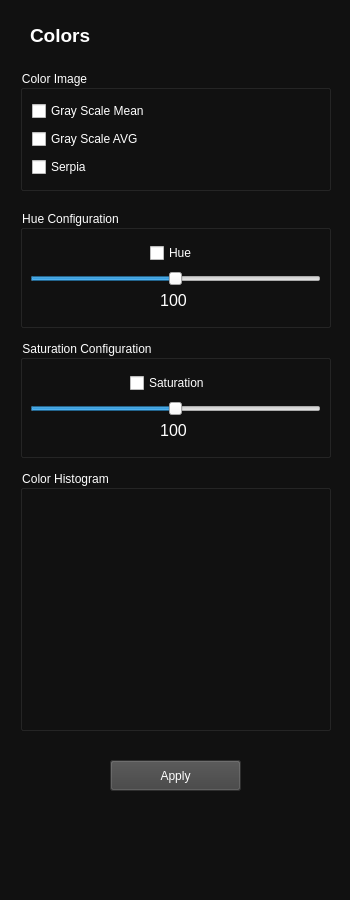
First picture: the form in gui/pages/sections.ui, repository gabriel-camurca/processamento-de-imagens, before the edit.
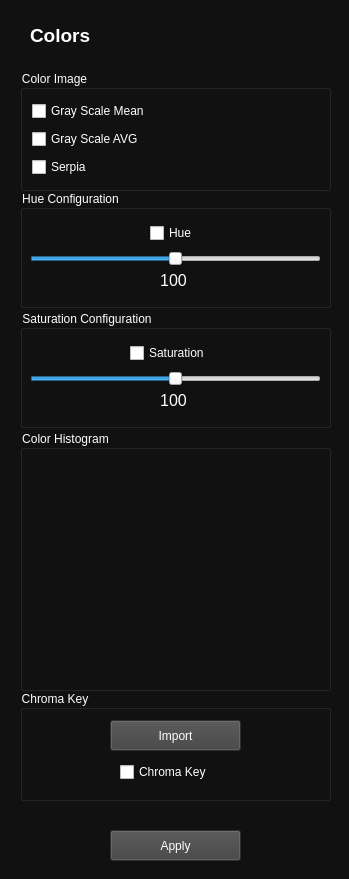
Second picture: the form after the edit. The open tabs and pages were chosen to show the change.

The edit to the form file:
```diff
--- a/gui/pages/sections.ui
+++ b/gui/pages/sections.ui
@@ -6,8 +6,8 @@
    <rect>
     <x>0</x>
     <y>0</y>
-    <width>350</width>
-    <height>900</height>
+    <width>349</width>
+    <height>879</height>
    </rect>
   </property>
   <property name="windowTitle">
@@ -1226,7 +1226,7 @@
     <property name="geometry">
      <rect>
       <x>20</x>
-      <y>210</y>
+      <y>190</y>
       <width>311</width>
       <height>118</height>
      </rect>
@@ -1304,7 +1304,7 @@
     <property name="geometry">
      <rect>
       <x>20</x>
-      <y>340</y>
+      <y>310</y>
       <width>311</width>
       <height>118</height>
      </rect>
@@ -1382,7 +1382,7 @@
     <property name="geometry">
      <rect>
       <x>20</x>
-      <y>470</y>
+      <y>430</y>
       <width>311</width>
       <height>261</height>
      </rect>
@@ -1412,7 +1412,7 @@
     <property name="geometry">
      <rect>
       <x>110</x>
-      <y>760</y>
+      <y>830</y>
       <width>131</width>
       <height>31</height>
      </rect>
@@ -1425,6 +1425,57 @@
      <string>Apply</string>
     </property>
    </widget>
+   <widget class="QGroupBox" name="chroma_key_box">
+    <property name="geometry">
+     <rect>
+      <x>20</x>
+      <y>690</y>
+      <width>311</width>
+      <height>111</height>
+     </rect>
+    </property>
+    <property name="styleSheet">
+     <string notr="true">color: rgb(255, 255, 255);
+font: 700 9pt &quot;Segoe UI&quot;;</string>
+    </property>
+    <property name="title">
+     <string>Chroma Key</string>
+    </property>
+    <widget class="QPushButton" name="import_chroma_key">
+     <property name="geometry">
+      <rect>
+       <x>90</x>
+       <y>30</y>
+       <width>131</width>
+       <height>31</height>
+      </rect>
+     </property>
+     <property name="styleSheet">
+      <string notr="true">background-color: rgb(65, 65, 65);
+color: rgb(255, 255, 255);</string>
+     </property>
+     <property name="text">
+      <string>Import</string>
+     </property>
+    </widget>
+    <widget class="QCheckBox" name="serpia_bool_2">
+     <property name="geometry">
+      <rect>
+       <x>100</x>
+       <y>70</y>
+       <width>111</width>
+       <height>24</height>
+      </rect>
+     </property>
+     <property name="styleSheet">
+      <string notr="true">font: 12pt &quot;Segoe UI&quot;;
+color: rgb(255, 255, 255);</string>
+     </property>
+     <property name="text">
+      <string>Chroma Key</string>
+     </property>
+    </widget>
+   </widget>
   </widget>
  </widget>
  <resources/>
```
Left out of the diff: 90 changed lines with no effect on the pictures.
